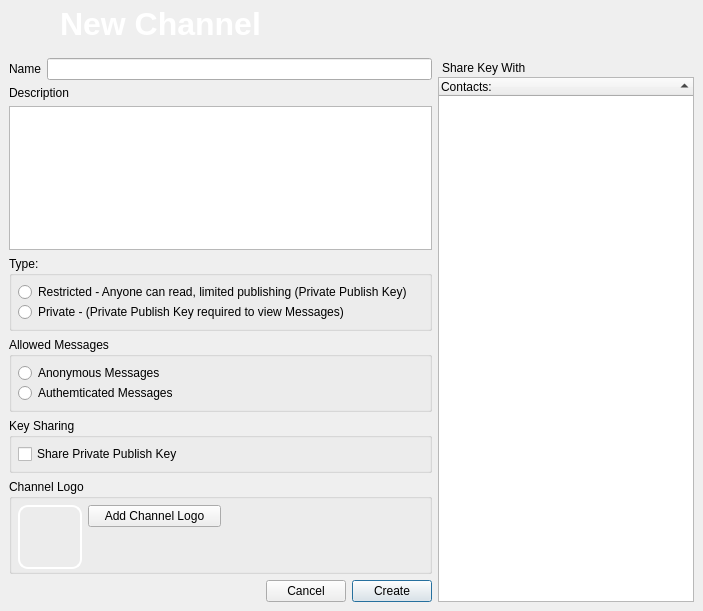
Qt form retroshare-gui/src/gui/channels/CreateChannel.ui (RetroShare/RetroShare) before a commit.
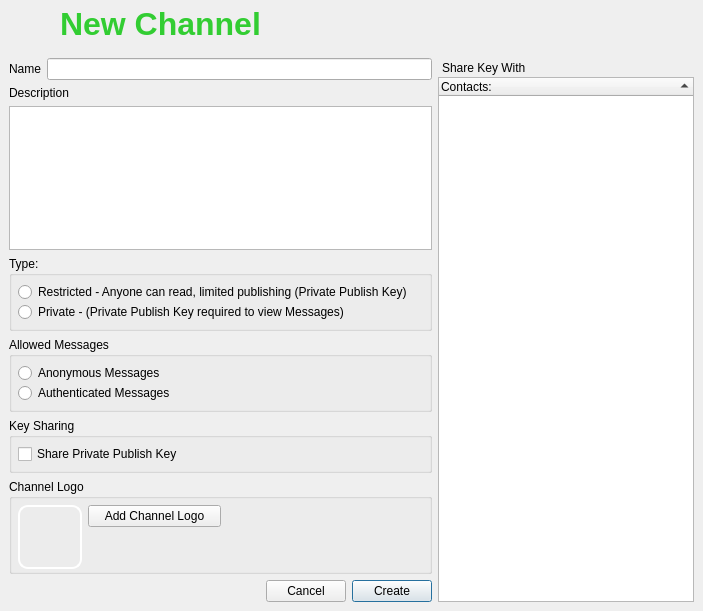
The same form after that commit. Icons and pictures are not drawn.

Commit message: Cleaned Creation Dialogs for Channels and Forums and updated german translation. Fixed small bug in AppearancePage.

The edit to the form file:
```diff
--- a/retroshare-gui/src/gui/channels/CreateChannel.ui
+++ b/retroshare-gui/src/gui/channels/CreateChannel.ui
@@ -78,15 +78,8 @@
       </item>
       <item row="0" column="1">
        <widget class="QLabel" name="textlabelcreatforums">
-        <property name="styleSheet">
-         <string notr="true">color: rgb(255, 255, 255);</string>
-        </property>
         <property name="text">
-         <string>&lt;!DOCTYPE HTML PUBLIC &quot;-//W3C//DTD HTML 4.0//EN&quot; &quot;http://www.w3.org/TR/REC-html40/strict.dtd&quot;&gt;
-&lt;html&gt;&lt;head&gt;&lt;meta name=&quot;qrichtext&quot; content=&quot;1&quot; /&gt;&lt;style type=&quot;text/css&quot;&gt;
-p, li { white-space: pre-wrap; }
-&lt;/style&gt;&lt;/head&gt;&lt;body style=&quot; font-family:'Sans'; font-size:10pt; font-weight:400; font-style:normal;&quot;&gt;
-&lt;p style=&quot; margin-top:0px; margin-bottom:0px; margin-left:0px; margin-right:0px; -qt-block-indent:0; text-indent:0px;&quot;&gt;&lt;span style=&quot; font-family:'Arial'; font-size:24pt; font-weight:600; color:#ffffff;&quot;&gt;New Channel&lt;/span&gt;&lt;/p&gt;&lt;/body&gt;&lt;/html&gt;</string>
+         <string>&lt;span style=&quot;font-size:24pt; font-weight:500;color:#32CD32;&quot;&gt;New Channel&lt;/span&gt;</string>
         </property>
        </widget>
       </item>
@@ -276,7 +269,7 @@
          <item>
           <widget class="QRadioButton" name="msgAuth">
            <property name="text">
-            <string>Authemticated Messages</string>
+            <string>Authenticated Messages</string>
            </property>
           </widget>
          </item>
```
Left out of the diff: 13 changed lines with no effect on the pictures. The commit also changes 12 other files.
